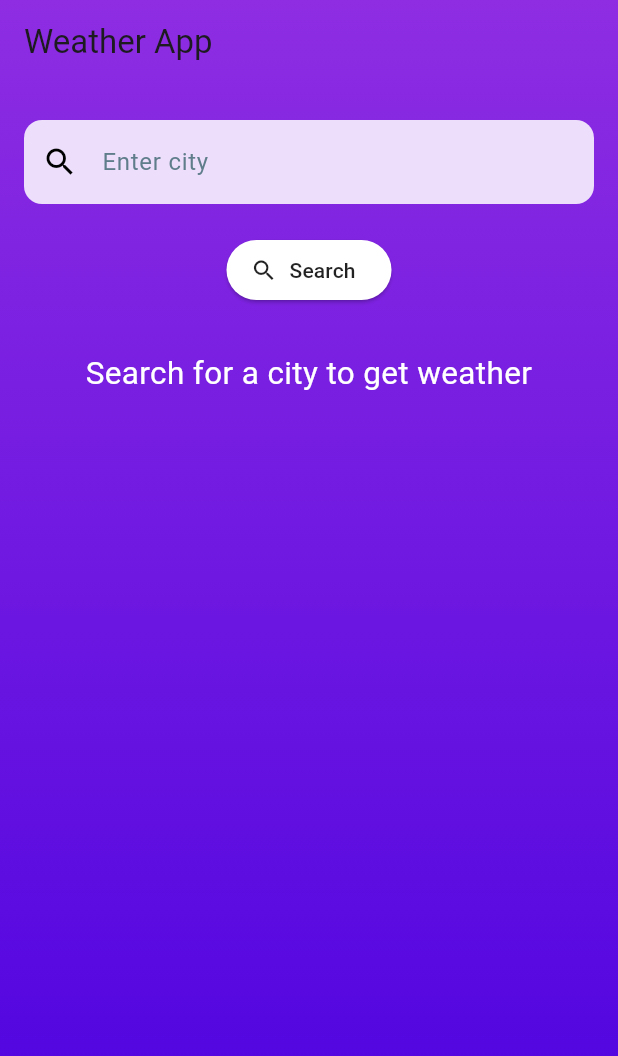
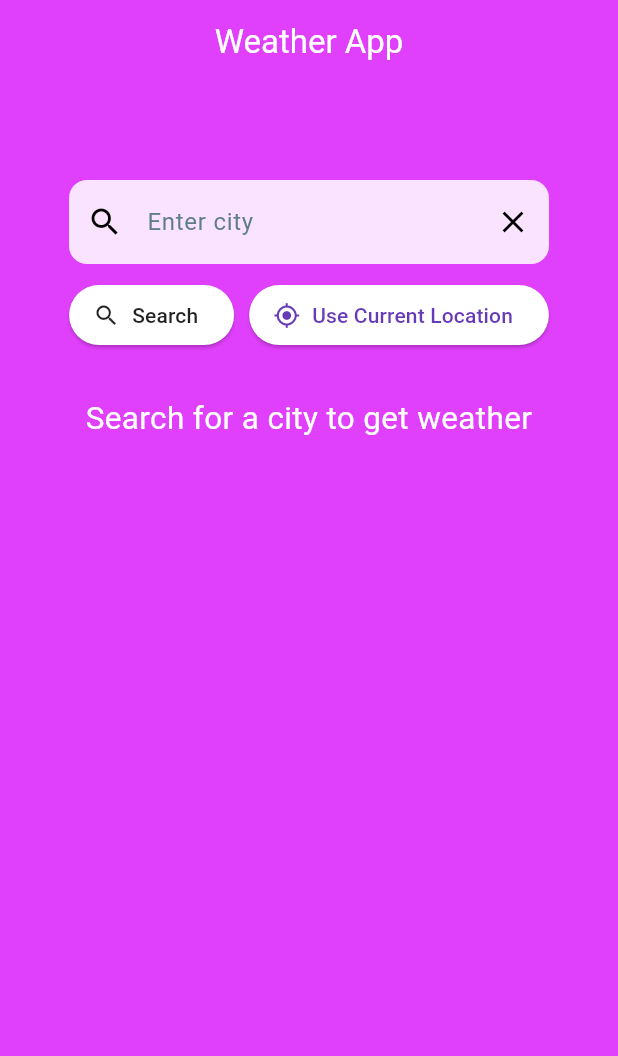
Before and after one commit to kapilsharma420/weather_app, a Flutter app: the screen it shows after launch, on a phone screen of 412 x 824 dp. Shown: the top 1056 px of the screen. Run offline on Flutter 3.47's test engine with Material 3 defaults, Android fonts, the phone set to English and light mode, and no system bars; our stand-ins replace geocoding, geolocator.

Commit message:
final done

```diff
--- a/lib/main.dart
+++ b/lib/main.dart
@@ -22,3 +22,7 @@ class MyApp extends StatelessWidget {
     );
   }
 }
+
+
+
+//main wale me change kiye the not response ho gy
--- a/lib/model/weather_model.dart
+++ b/lib/model/weather_model.dart
@@ -1,35 +1,48 @@
 class Weather {
   final String city;
   final double temperature;
+  final double feelsLike;
   final String description;
   final String icon;
   final int humidity;
   final double windSpeed;
+  final int visibility; // in meters
   final int timezone;
+  final int sunrise; // in UNIX time
+  final int sunset;
 
   Weather({
     required this.city,
     required this.temperature,
+    required this.feelsLike,
     required this.description,
     required this.icon,
     required this.humidity,
     required this.windSpeed,
+    required this.visibility,
     required this.timezone,
+    required this.sunrise,
+    required this.sunset,
   });
 
   factory Weather.fromJson(Map<String, dynamic> json) {
     final weather = json['weather'][0];
     final main = json['main'];
     final wind = json['wind'];
+    final sys = json['sys'];
 
     return Weather(
       city: json['name'],
       temperature: main['temp'],
+      feelsLike: main['feels_like'],
       description: weather['description'],
       icon: weather['icon'],
       humidity: main['humidity'],
       windSpeed: wind['speed'].toDouble(),
+      visibility: json['visibility'],
       timezone: json['timezone'],
+      sunrise: sys['sunrise'],
+      sunset: sys['sunset'],
     );
   }
 }
--- a/lib/views/wether_home_page.dart
+++ b/lib/views/wether_home_page.dart
@@ -11,32 +11,33 @@ class WeatherHomePage extends StatelessWidget {
     final viewModel = Provider.of<WeatherViewModel>(context);
 
     return Scaffold(
+      backgroundColor: Colors.purpleAccent,
       resizeToAvoidBottomInset: true, // This helps avoid the overflow issue
       appBar: AppBar(
-        title: const Text('Weather App'),
+
+        centerTitle: true,
+        title: const Text('Weather App',style: TextStyle(color: Colors.white),),
         backgroundColor: Colors.transparent,
         elevation: 0,
       ),
       extendBodyBehindAppBar: true,
-      body: SingleChildScrollView(
-        child: ConstrainedBox(
-          constraints: BoxConstraints(
-            minHeight: MediaQuery.of(context).size.height,
-          ),
-          child: Container(
-            padding: const EdgeInsets.symmetric(horizontal: 16, vertical: 80),
-            decoration: const BoxDecoration(
-              gradient: LinearGradient(
-                colors: [Color(0xFF8E2DE2), Color(0xFF4A00E0)],
-                begin: Alignment.topCenter,
-                end: Alignment.bottomCenter,
-              ),
-            ),
+     body: SafeArea(
+  child: GestureDetector(
+    onTap: () => FocusScope.of(context).unfocus(), // Tap outside to close keyboard
+    child: ListView(
+      padding: const EdgeInsets.symmetric(horizontal: 16, vertical: 24),
+      children: [
+        const SizedBox(height: 40), // Adds spacing from top
+Center(
   child: Column(
-              crossAxisAlignment: CrossAxisAlignment.start,
+    mainAxisAlignment: MainAxisAlignment.center,
+    crossAxisAlignment: CrossAxisAlignment.center,
     children: [
-                TextField(
+      SizedBox(
+        width: 320,
+        child: TextField(
           controller: viewModel.cityController,
+          readOnly: viewModel.isCurrentLocation,
           style: const TextStyle(color: Colors.black),
           decoration: InputDecoration(
             hintText: 'Enter city',
@@ -44,19 +45,33 @@ class WeatherHomePage extends StatelessWidget {
             filled: true,
             fillColor: Colors.white.withOpacity(0.85),
             prefixIcon: const Icon(Icons.search, color: Colors.black),
+            suffixIcon: viewModel.isCurrentLocation
+                ? null
+                : IconButton(
+                    icon: const Icon(Icons.clear, color: Colors.black),
+                    onPressed: () {
+                      viewModel.cityController.clear();
+                      viewModel.clearSuggestions();
+                    },
+                  ),
             border: OutlineInputBorder(
               borderRadius: BorderRadius.circular(12),
               borderSide: BorderSide.none,
             ),
           ),
-                  onChanged: viewModel.updateSuggestions,
+          onChanged: (value) {
+            viewModel.updateSuggestions(value);
+            viewModel.isCurrentLocation = false;
+          },
           onSubmitted: (value) {
             viewModel.fetchWeather(value);
             viewModel.clearSuggestions();
           },
         ),
+      ),
       if (viewModel.filteredCities.isNotEmpty)
         Container(
+          width: 320,
           margin: const EdgeInsets.only(top: 8),
           decoration: BoxDecoration(
             color: Colors.white.withOpacity(0.95),
@@ -75,22 +90,21 @@ class WeatherHomePage extends StatelessWidget {
                 onTap: () {
                   viewModel.cityController.text =
                       viewModel.filteredCities[index];
-                            viewModel.fetchWeather(
-                              viewModel.cityController.text,
-                            );
+                  viewModel.fetchWeather(viewModel.cityController.text);
                   viewModel.clearSuggestions();
                 },
               );
             },
           ),
         ),
-                const SizedBox(height: 20),
-                Center(
-                  child: ElevatedButton.icon(
-                    onPressed:
-                        () => viewModel.fetchWeather(
-                          viewModel.cityController.text,
-                        ),
+      const SizedBox(height: 10),
+      Row(
+        mainAxisAlignment: MainAxisAlignment.center,
+        children: [
+          ElevatedButton.icon(
+            onPressed: () {
+              viewModel.fetchWeather(viewModel.cityController.text);
+            },
             icon: const Icon(Icons.search),
             label: const Text('Search'),
             style: ElevatedButton.styleFrom(
@@ -98,12 +112,25 @@ class WeatherHomePage extends StatelessWidget {
               foregroundColor: Colors.black87,
             ),
           ),
+          const SizedBox(width: 10),
+          ElevatedButton.icon(
+            onPressed: viewModel.fetchWeatherFromLocation,
+            icon: const Icon(Icons.my_location),
+            label: const Text('Use Current Location'),
+            style: ElevatedButton.styleFrom(
+              backgroundColor: Colors.white,
+              foregroundColor: Colors.deepPurple,
             ),
+          ),
+        ],
+      ),
+    ],
+  ),
+),
+
         const SizedBox(height: 30),
         if (viewModel.isLoading)
-                  const Center(
-                    child: CircularProgressIndicator(color: Colors.white),
-                  )
+          const Center(child: CircularProgressIndicator(color: Colors.white))
         else if (viewModel.weather != null) ...[
           WeatherCard(
             weather: viewModel.weather!,
@@ -113,7 +140,7 @@ class WeatherHomePage extends StatelessWidget {
           const Text(
             "More Details",
             style: TextStyle(
-                      color: Colors.white,
+              color: Color.fromARGB(255, 109, 6, 6),
               fontSize: 20,
               fontWeight: FontWeight.bold,
             ),
@@ -125,37 +152,35 @@ class WeatherHomePage extends StatelessWidget {
             crossAxisCount: 2,
             crossAxisSpacing: 12,
             mainAxisSpacing: 12,
-                    children: const [
+            children: [
   InfoGridTile(
     title: 'Sunrise',
     icon: Icons.wb_sunny,
-                        value: '6:15 AM',
+    value: viewModel.formatTime(viewModel.weather!.sunrise, viewModel.weather!.timezone),
   ),
   InfoGridTile(
     title: 'Sunset',
     icon: Icons.nightlight_round,
-                        value: '6:45 PM',
+    value: viewModel.formatTime(viewModel.weather!.sunset, viewModel.weather!.timezone),
   ),
   InfoGridTile(
     title: 'Feels Like',
     icon: Icons.thermostat,
-                        value: '28°C',
+    value: '${viewModel.weather!.feelsLike.toStringAsFixed(1)}°C',
   ),
   InfoGridTile(
     title: 'Visibility',
     icon: Icons.remove_red_eye,
-                        value: '6 km',
+    value: '${(viewModel.weather!.visibility / 1000).toStringAsFixed(1)} km',
   ),
 ],
+
           ),
         ] else if (viewModel.errorMessage != null)
           Center(
             child: Text(
               viewModel.errorMessage!,
-                      style: const TextStyle(
-                        color: Colors.redAccent,
-                        fontSize: 18,
-                      ),
+              style: const TextStyle(color: Colors.redAccent, fontSize: 18),
               textAlign: TextAlign.center,
             ),
           )
@@ -168,7 +193,6 @@ class WeatherHomePage extends StatelessWidget {
             ),
           ),
       ],
-            ),
     ),
   ),
 ),
@@ -185,7 +209,8 @@ class WeatherCard extends StatelessWidget {
   @override
   Widget build(BuildContext context) {
     return Card(
-      color: Colors.white.withOpacity(0.9),
+        color: Colors.grey.shade300, // Light grey background to contrast white cloud icon
+      //color: Colors.white.withOpacity(0.9),
       shape: RoundedRectangleBorder(borderRadius: BorderRadius.circular(16)),
       margin: const EdgeInsets.symmetric(horizontal: 10),
       child: Padding(
--- a/pubspec.yaml
+++ b/pubspec.yaml
@@ -40,6 +40,8 @@ dependencies:
   flutter_dotenv: ^5.1.0       # For managing API keys securely
   shared_preferences: ^2.2.2   # If you want to save the last searched city
   connectivity_plus: ^6.0.1    # To detect internet connection
+  geolocator: ^10.1.0
+  geocoding: ^2.1.0
 
 
 dev_dependencies:
```
Also changed, not shown: lib/viewmodels/weather_viewmodel.dart (+108 -1 lines), pubspec.lock, 5 other files. Lines whose indentation alone changed are shown as unchanged.
